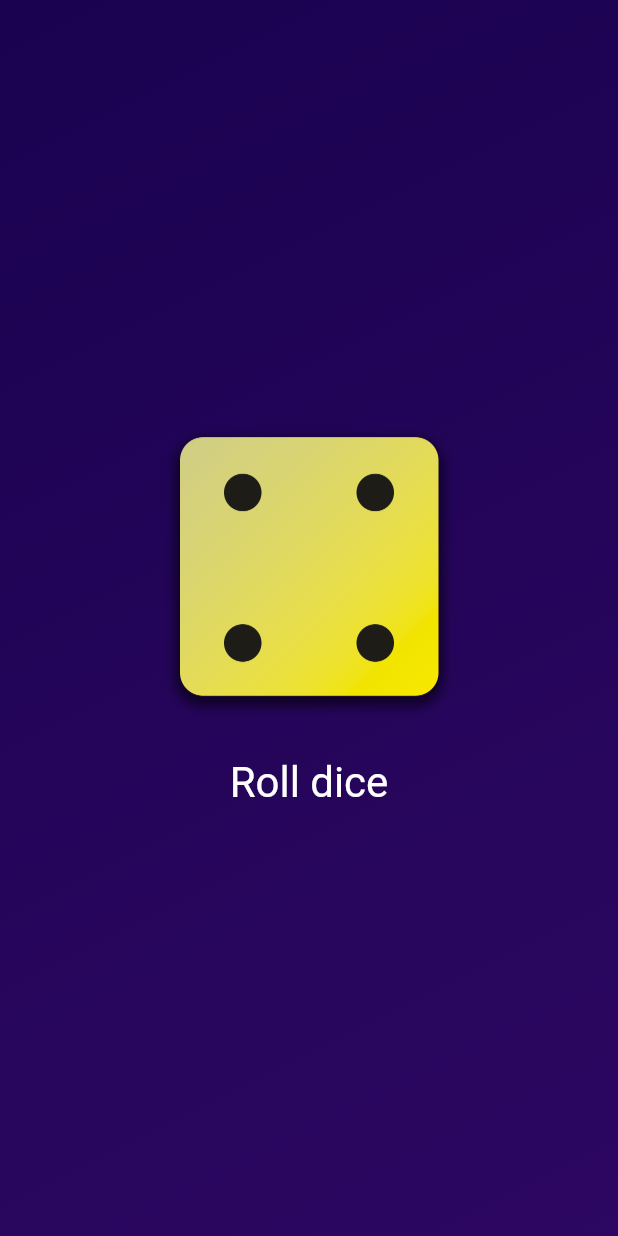
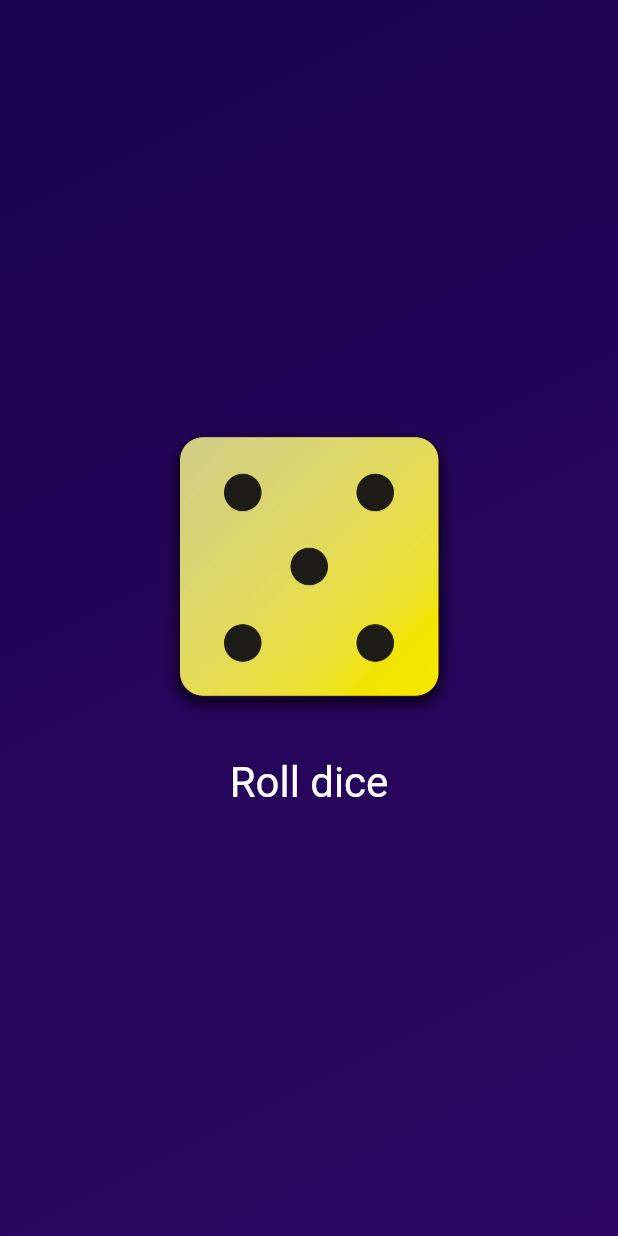
Before and after one commit to andrewhoncharenko/roll_dice, a Flutter app: the screen it shows after launch, after a tap on "Roll dice", on a phone screen of 412 x 824 dp. Run offline on Flutter 3.47's test engine with Material 3 defaults, Android fonts, the phone set to English and light mode, and no system bars.

Commit message:
generate next dice

```diff
--- a/lib/dice_roller.dart
+++ b/lib/dice_roller.dart
@@ -1,6 +1,11 @@
 import "package:flutter/material.dart";
+import "dart:math";
+
+final randomizer = Random();
 
 class DiceRoller extends StatefulWidget {
+  const DiceRoller({super.key});
+
   @override
   State<DiceRoller> createState() {
     return _DiceRollerState();
@@ -8,11 +13,11 @@ class DiceRoller extends StatefulWidget {
 }
 
 class _DiceRollerState extends State<DiceRoller> {
-  String activeDiceImage = "assets/images/dice-2.png";
+  int currentDiceRoll = 2;
 
   void rollDice() {
     setState(() {
-      activeDiceImage = "assets/images/dice-4.png";
+      currentDiceRoll = randomizer.nextInt(6) + 1;
     });
   }
 
@@ -21,7 +26,7 @@ class _DiceRollerState extends State<DiceRoller> {
     return Column(
       mainAxisSize: MainAxisSize.min,
       children: [
-        Image.asset(activeDiceImage, width: 200),
+        Image.asset("assets/images/dice-$currentDiceRoll.png", width: 200),
         const SizedBox(height: 20),
         TextButton(
           style: TextButton.styleFrom(
```
